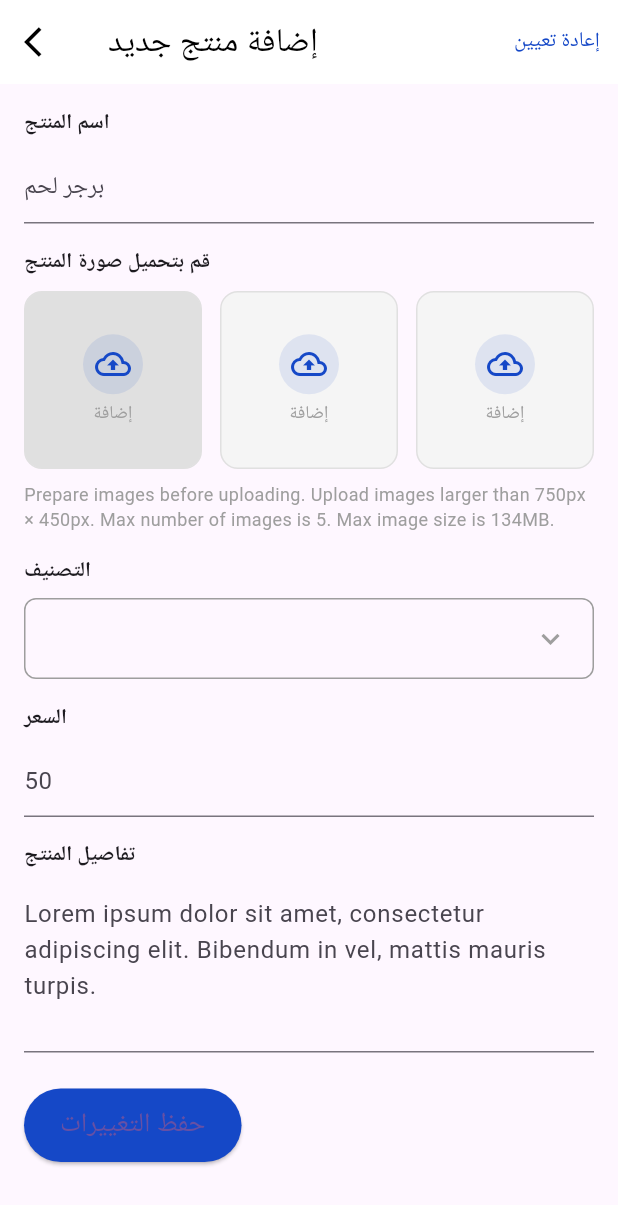
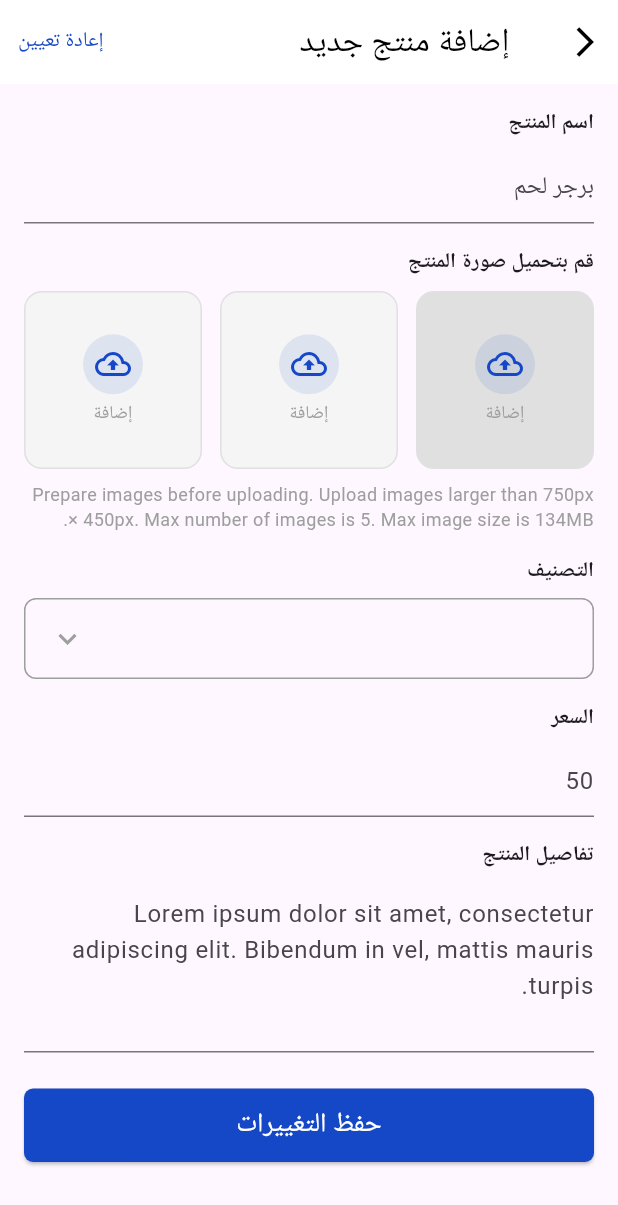
Before and after one commit to 2hmedbarabaa/ManziliAppV3, a Flutter app: the AddProductScreen screen opened directly, on a phone screen of 412 x 824 dp. Shown: the top 1205 px of the screen. Run offline on Flutter 3.47's test engine with Material 3 defaults, Android fonts, the phone set to English and light mode, and no system bars; our stand-ins replace carousel_slider, dots_indicator, file_picker, flutter_svg, font_awesome_flutter, get and 3 more; missing offline and left inert: firstsplashscreenview; accounts and stored records are empty; network calls fail.

Commit message:
updating someUI

```diff
--- /dev/null
+++ b/last_version/devtools_options.yaml
@@ -0,0 +1,3 @@
+description: This file stores settings for Dart & Flutter DevTools.
+documentation: https://docs.flutter.dev/tools/devtools/extensions#configure-extension-enablement-states
+extensions:
--- a/last_version/lib/main.dart
+++ b/last_version/lib/main.dart
@@ -95,6 +95,7 @@ class MyApp extends StatelessWidget {
   @override
   Widget build(BuildContext context) {
     return GetMaterialApp(
+      debugShowCheckedModeBanner: false,
       initialRoute: '/login',
       getPages: [
         GetPage(
--- a/last_version/lib/view/add_product_screen.dart
+++ b/last_version/lib/view/add_product_screen.dart
@@ -109,7 +109,9 @@ class _AddProductScreenState extends State<AddProductScreen> {
 
   @override
   Widget build(BuildContext context) {
-    return Scaffold(
+    return Directionality(
+      textDirection: TextDirection.rtl, // Force RTL for the whole page
+      child: Scaffold(
         appBar: AppBar(
           backgroundColor: Colors.white,
           elevation: 0,
@@ -260,17 +262,27 @@ class _AddProductScreenState extends State<AddProductScreen> {
                   },
                 ),
                 const SizedBox(height: 24),
-              ElevatedButton(
+                Center(
+                  child: SizedBox(
+                    width: double.infinity, // Make the button take full width
+                    child: ElevatedButton(
                       onPressed: _saveProduct,
                       style: ElevatedButton.styleFrom(
                         backgroundColor: Color(0xFF1548C7), // Button background color
                         padding: const EdgeInsets.symmetric(
                             horizontal: 24, vertical: 12), // Optional padding
                         textStyle: const TextStyle(fontSize: 18), // Text size
+                        foregroundColor: Colors.white, // Make font color white
+                        shape: RoundedRectangleBorder(
+                          borderRadius: BorderRadius.circular(6), // Reduced border radius
+                        ),
                       ),
                       child: const Text('حفظ التغييرات'),
                     ),
+                  ),
+                ),
               ],
+            ),
           ),
         ),
       ),
--- a/last_version/lib/view/profile_store.dart
+++ b/last_version/lib/view/profile_store.dart
@@ -128,6 +128,7 @@ class _StoreProfileScreenState extends State<StoreProfileScreen> {
                               padding:
                                   const EdgeInsets.symmetric(horizontal: 16),
                               child: Row(
+                                mainAxisAlignment: MainAxisAlignment.center, // Center the row
                                 children: [
                                   const Text("حالة المتجر: "),
                                   DropdownButton<String>(
@@ -172,7 +173,7 @@ class _StoreProfileScreenState extends State<StoreProfileScreen> {
                                       }
                                     },
                                     style: const TextStyle(
-                                      color: Colors.blue,
+                                      color: Color(0xff1548C7),
                                       fontWeight: FontWeight.bold,
                                     ),
                                   ),
```
Also changed, not shown: last_version/lib/view/product_srore_dashbord_view.dart (+24 -13 lines), last_version/lib/view/store_dashboard.dart (+39 -21 lines), 1 other file. Lines whose indentation alone changed are shown as unchanged.
